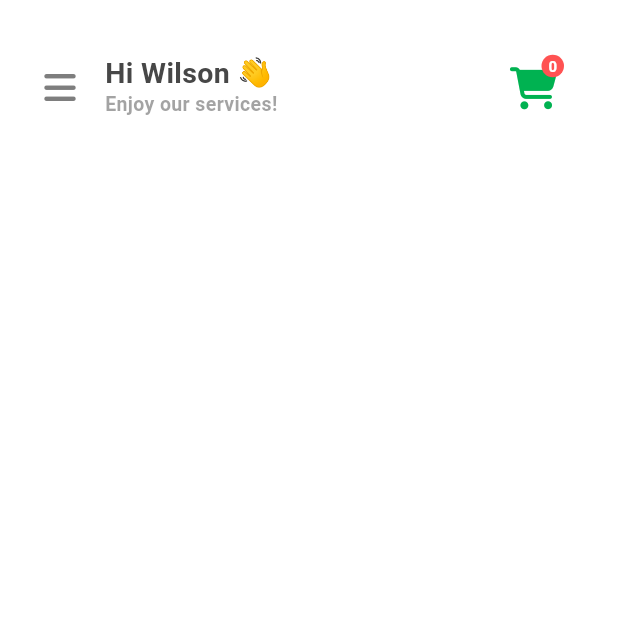
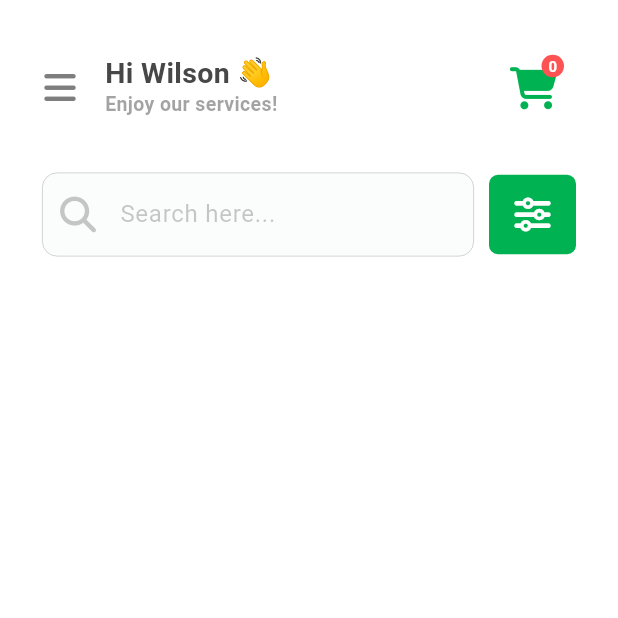
Before and after one commit to vaibhavchoursiya/inventory-ui-firestore, a Flutter app: the screen it shows after launch, on a phone screen of 412 x 824 dp, the top half of it. Run offline on Flutter 3.47's test engine with Material 3 defaults, Android fonts, the phone set to English and light mode, and no system bars; our stand-ins replace font_awesome_flutter, go_router, google_fonts.

Commit message:
search bar is created.

```diff
--- a/lib/screens/home_screen.dart
+++ b/lib/screens/home_screen.dart
@@ -1,6 +1,7 @@
 import 'package:flutter/material.dart';
 import 'package:inventory_management_app/apptheme.dart';
 import 'package:inventory_management_app/widgets/navbar_widget.dart';
+import 'package:inventory_management_app/widgets/search_filter_widget.dart';
 
 class HomeScreen extends StatelessWidget {
   const HomeScreen({super.key});
@@ -16,8 +17,9 @@ class HomeScreen extends StatelessWidget {
             children: [
               NavBarWidget(),
               SizedBox(
-                height: 50.0,
+                height: 25.0,
               ),
+              SearchFilterWidget()
             ],
           ),
         ),
--- /dev/null
+++ b/lib/widgets/search_filter_widget.dart
@@ -0,0 +1,60 @@
+import 'package:flutter/material.dart';
+import 'package:font_awesome_flutter/font_awesome_flutter.dart';
+import 'package:google_fonts/google_fonts.dart';
+import 'package:inventory_management_app/apptheme.dart';
+
+class SearchFilterWidget extends StatelessWidget {
+  const SearchFilterWidget({super.key});
+
+  @override
+  Widget build(BuildContext context) {
+    final border = OutlineInputBorder(
+      borderRadius: BorderRadius.circular(10.0),
+      borderSide: BorderSide(color: Apptheme.dark.withOpacity(0.3), width: 0.5),
+    );
+    return SizedBox(
+      height: 60.0,
+      child: Row(
+        children: [
+          Expanded(
+            child: TextField(
+              decoration: InputDecoration(
+                hintText: "Search here...",
+                filled: true,
+                fillColor: Apptheme.primary.withOpacity(0.02),
+                hintStyle: GoogleFonts.aDLaMDisplay(
+                  color: Apptheme.dark.withOpacity(0.3),
+                ),
+                prefixIcon: Icon(
+                  FontAwesomeIcons.search,
+                  color: Apptheme.dark.withOpacity(0.3),
+                ),
+                border: border,
+                focusedBorder: border,
+                enabledBorder: border,
+              ),
+            ),
+          ),
+          const SizedBox(
+            width: 10.0,
+          ),
+          Container(
+            width: 58.0,
+            height: 53.0,
+            alignment: Alignment.center,
+            decoration: const BoxDecoration(
+              color: Apptheme.primary,
+              borderRadius: BorderRadius.all(
+                Radius.circular(6.0),
+              ),
+            ),
+            child: const Icon(
+              FontAwesomeIcons.sliders,
+              color: Apptheme.light,
+            ),
+          ),
+        ],
+      ),
+    );
+  }
+}
```
